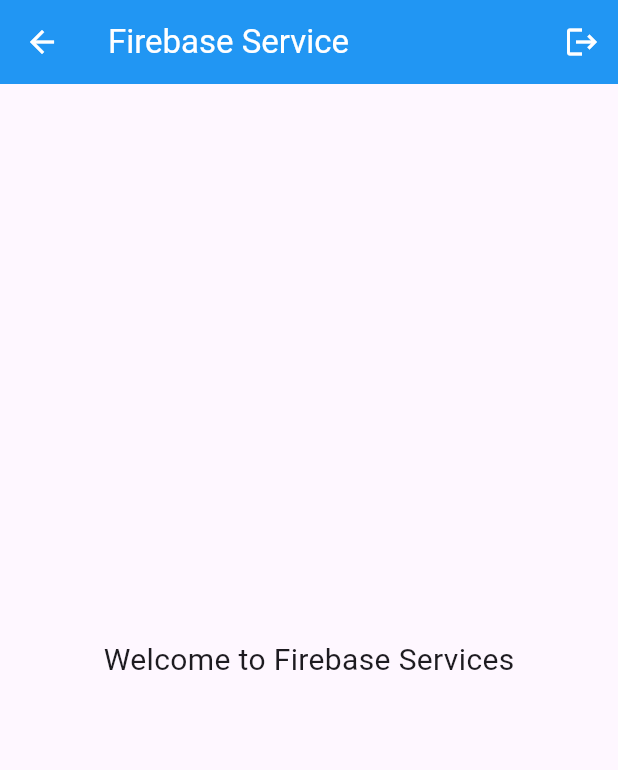
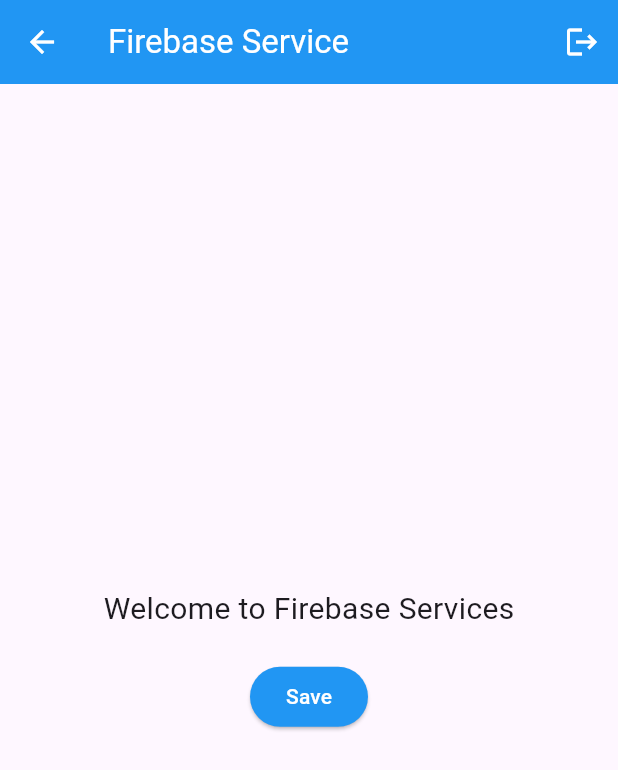
Before and after one commit to Frank1337/Flutter_Certificate, a Flutter app: the FirebaseService screen opened by its route, on a phone screen of 412 x 824 dp. Shown: the top 770 px of the screen. Run offline on Flutter 3.47's test engine with Material 3 defaults, Android fonts, the phone set to English and light mode, and no system bars; our stand-ins replace cloud_firestore, firebase_auth, firebase_core, firebase_database, group_button, webview_flutter; accounts and stored records are empty.

Commit message:
Added connections to firestore and firebase database.

```diff
--- a/lesson_09/lib/main.dart
+++ b/lesson_09/lib/main.dart
@@ -4,6 +4,8 @@ import 'package:lesson_09/pages/FirebaseService.dart';
 import 'package:lesson_09/pages/Home.dart';
 import 'package:lesson_09/pages/Login.dart';
 import 'package:lesson_09/pages/NewAccount.dart';
+
+import 'Database/CloudDatabase.dart';
 
 void main() async {
   WidgetsFlutterBinding.ensureInitialized();
@@ -26,6 +28,7 @@ class _MyAppState extends State<MyApp> {
       "Login": (context) => const Login(),
       "NewAccount": (context) => const NewAccount(),
       "FirebaseService": (context) => const FirebaseService(),
+      "CloudDatabase": (context) => const CloudDatabase(),
     });
   }
 }
--- a/lesson_09/lib/pages/FirebaseService.dart
+++ b/lesson_09/lib/pages/FirebaseService.dart
@@ -1,4 +1,5 @@
 import 'package:firebase_auth/firebase_auth.dart';
+import 'package:firebase_database/firebase_database.dart';
 import 'package:flutter/material.dart';
 
 class FirebaseService extends StatefulWidget {
@@ -10,6 +11,16 @@ class FirebaseService extends StatefulWidget {
 
 class _FirebaseServiceState extends State<FirebaseService> {
   final FirebaseAuth _auth = FirebaseAuth.instance;
+  final DatabaseReference database = FirebaseDatabase.instance
+      .refFromURL(
+          'https://fir-authentication-6a462-default-rtdb.europe-west1.firebasedatabase.app')
+      .child('My_Service');
+
+  void _sendData() {
+    database
+        .push()
+        .set({'Name': 'John Doe', 'Country': 'USA', 'City': 'Denver'});
+  }
 
   @override
   Widget build(BuildContext context) {
@@ -28,12 +39,31 @@ class _FirebaseServiceState extends State<FirebaseService> {
           ),
         ],
       ),
-      body: const Center(
-        child: Text(
-          'Welcome to Firebase Services',
-          style: TextStyle(
-            fontSize: 20,
-          ),
+      body: Padding(
+        padding: const EdgeInsets.all(8.0),
+        child: Column(
+          mainAxisAlignment: MainAxisAlignment.center,
+          children: [
+            const Center(
+              child: Text(
+                'Welcome to Firebase Services',
+                style: TextStyle(
+                  fontSize: 20,
+                ),
+              ),
+            ),
+            const SizedBox(height: 20),
+            Center(
+              child: ElevatedButton(
+                style: ElevatedButton.styleFrom(
+                  backgroundColor: Colors.blue,
+                  foregroundColor: Colors.white,
+                ),
+                onPressed: () => _sendData(),
+                child: const Text('Save'),
+              ),
+            ),
+          ],
         ),
       ),
     );
```
Also changed, not shown: lesson_09/lib/Database/CloudDatabase.dart (added, +47 -0 lines), lesson_09/lib/pages/Home.dart (+11 -0 lines), 2 other files.
